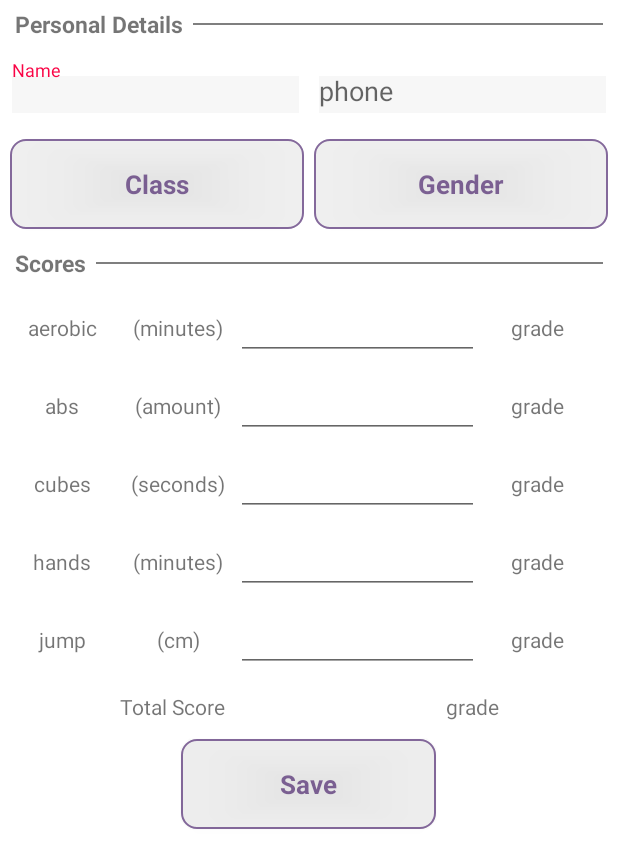
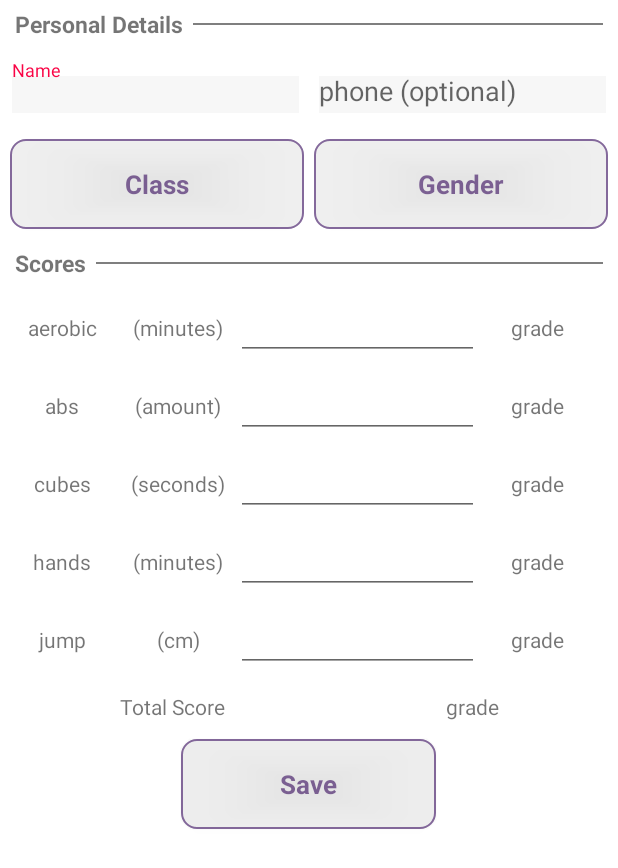
Before and after one commit to sagiK11/Fitness-Badge-Android, an Android app: the layout activity_add_student.xml on its own in the app's theme, with its tools: preview values and no code run, on a phone screen of 412 x 824 dp. Shown: the top 868 px of the screen. Run offline under Robolectric (Android 15) with nearby library versions, the phone set to English and light mode, and no system bars; plain views replace Button.

Commit message:
update: strings.xml

```diff
--- a/app/src/main/res/values/strings.xml
+++ b/app/src/main/res/values/strings.xml
@@ -38,7 +38,7 @@
     <string name="setting">Setting</string>
     <string name="send_sms">Send Grade With SMS</string>
     <string name="sms">phone </string>
-    <string name="phone_number">phone</string>
+    <string name="phone_number">phone (optional)</string>
     <string name="hint_phone_number" translatable="false">050123456</string>
     <string name="export_to_excel">Mail Results</string>
     <string name="total_students" translatable="false">Total Students</string>
```
Also changed, not shown: 1 other file.
